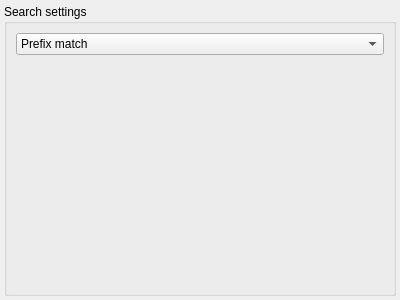
This is src/services/fileindex/fileindexwidget.ui in albertlauncher/albert as Qt 5 draws it before an edit. The edited form follows.
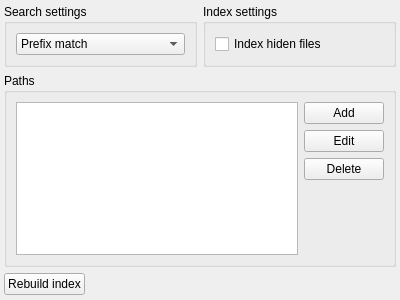
This is the edited form.

```diff
--- a/src/services/fileindex/fileindexwidget.ui
+++ b/src/services/fileindex/fileindexwidget.ui
@@ -24,7 +24,9 @@
     <number>4</number>
    </property>
    <item>
-    <widget class="QGroupBox" name="groupBox">
+    <layout class="QHBoxLayout" name="horizontalLayout">
+     <item>
+      <widget class="QGroupBox" name="groupBoxSS">
      <property name="title">
       <string>Search settings</string>
      </property>
@@ -48,6 +50,61 @@
         </item>
        </widget>
       </item>
+       </layout>
+      </widget>
+     </item>
+     <item>
+      <widget class="QGroupBox" name="groupBoxIS">
+       <property name="title">
+        <string>Index settings</string>
+       </property>
+       <layout class="QVBoxLayout" name="verticalLayout_3">
+        <item>
+         <widget class="QCheckBox" name="checkBoxHiddenFiles">
+          <property name="text">
+           <string>Index hiden files</string>
+          </property>
+         </widget>
+        </item>
+       </layout>
+      </widget>
+     </item>
+    </layout>
+   </item>
+   <item>
+    <widget class="QGroupBox" name="groupBox">
+     <property name="title">
+      <string>Paths</string>
+     </property>
+     <layout class="QVBoxLayout" name="verticalLayout_4">
+      <item>
+       <layout class="QHBoxLayout" name="horizontalLayout_2">
+        <item>
+         <widget class="QListView" name="listView"/>
+        </item>
+        <item>
+         <layout class="QVBoxLayout" name="verticalLayout_5">
+          <item>
+           <widget class="QPushButton" name="pushButton">
+            <property name="text">
+             <string>Add</string>
+            </property>
+           </widget>
+          </item>
+          <item>
+           <widget class="QPushButton" name="pushButton_3">
+            <property name="text">
+             <string>Edit</string>
+            </property>
+           </widget>
+          </item>
+          <item>
+           <widget class="QPushButton" name="pushButton_2">
+            <property name="text">
+             <string>Delete</string>
+            </property>
+           </widget>
+          </item>
       <item>
        <spacer name="verticalSpacer">
         <property name="orientation">
@@ -62,8 +119,49 @@
        </spacer>
       </item>
      </layout>
+        </item>
+       </layout>
+      </item>
+     </layout>
     </widget>
    </item>
+   <item>
+    <layout class="QHBoxLayout" name="horizontalLayout_3">
+     <item>
+      <widget class="QPushButton" name="pushButton_4">
+       <property name="sizePolicy">
+        <sizepolicy hsizetype="Fixed" vsizetype="Fixed">
+         <horstretch>0</horstretch>
+         <verstretch>0</verstretch>
+        </sizepolicy>
+       </property>
+       <property name="text">
+        <string>Rebuild index</string>
+       </property>
+      </widget>
+     </item>
+     <item>
+      <widget class="QLabel" name="label">
+       <property name="text">
+        <string/>
+       </property>
+      </widget>
+     </item>
+    </layout>
+   </item>
+   <item>
+    <spacer name="verticalSpacer_2">
+     <property name="orientation">
+      <enum>Qt::Vertical</enum>
+     </property>
+     <property name="sizeHint" stdset="0">
+      <size>
+       <width>20</width>
+       <height>40</height>
+      </size>
+     </property>
+    </spacer>
+   </item>
   </layout>
  </widget>
  <resources/>
```
Lines whose indentation alone changed are shown as unchanged.
